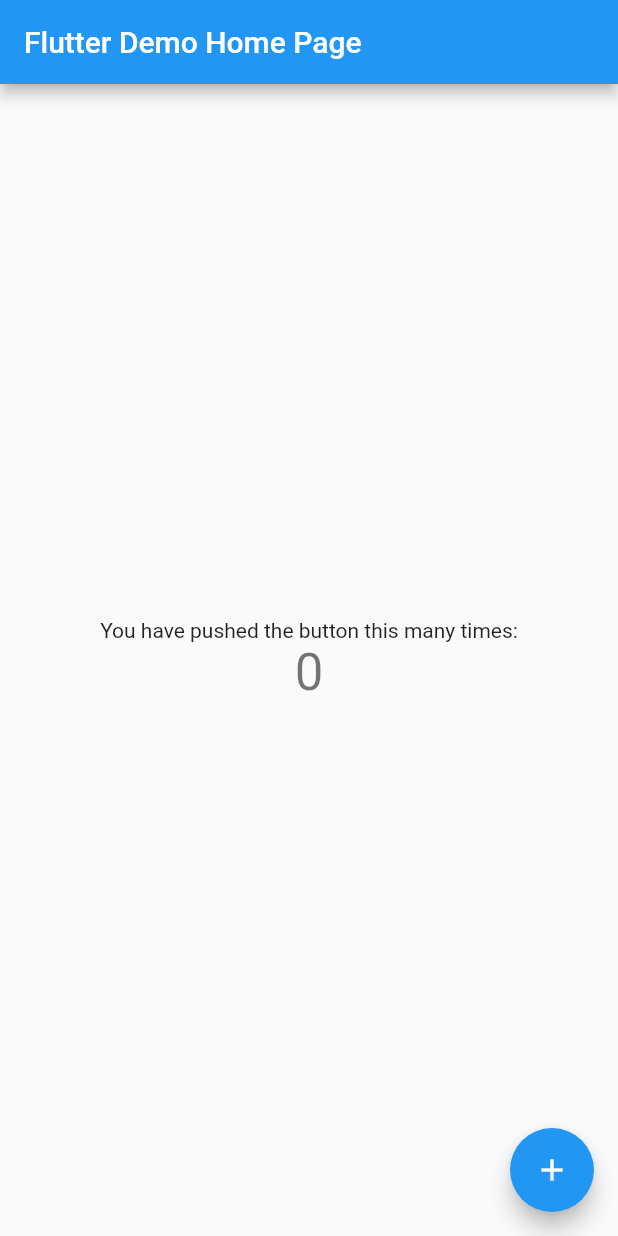
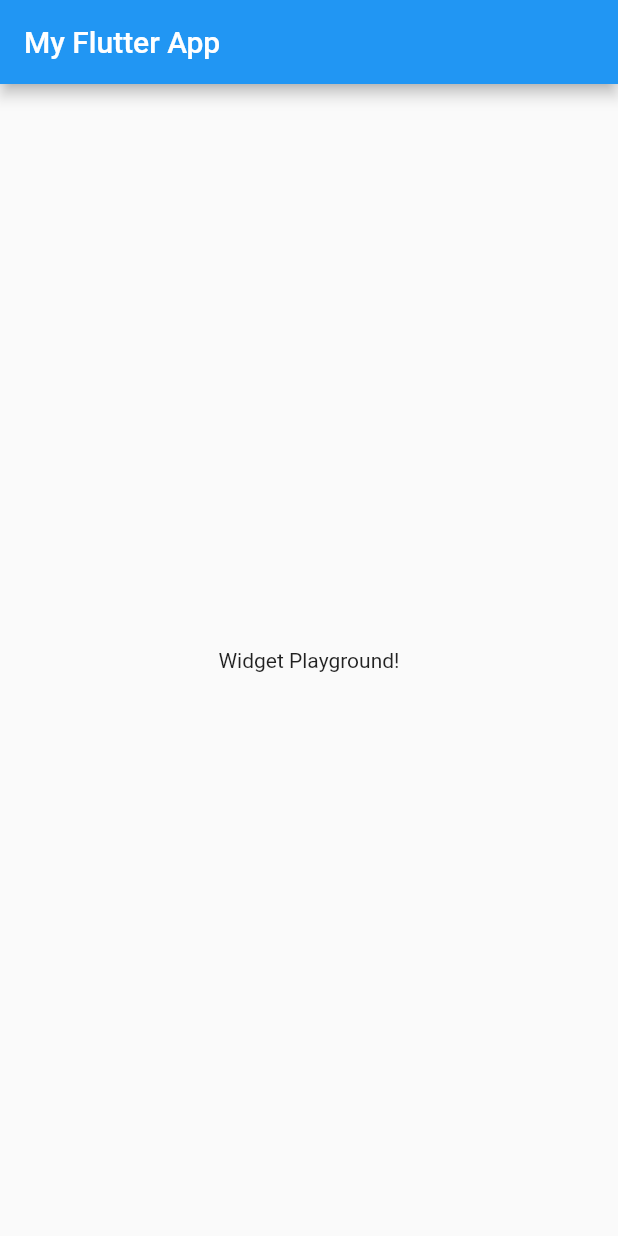
Before and after one commit to berenerchamion/expenses, a Flutter app: the screen it shows after launch, on a phone screen of 412 x 824 dp. Run offline on Flutter 3.47's test engine with Material 2 defaults, Android fonts, the phone set to English and light mode, and no system bars.

Commit message:
Basic app setup

```diff
--- a/lib/main.dart
+++ b/lib/main.dart
@@ -5,113 +5,25 @@ void main() {
 }
 
 class MyApp extends StatelessWidget {
-  // This widget is the root of your application.
   @override
   Widget build(BuildContext context) {
     return MaterialApp(
-      title: 'Flutter Demo',
-      theme: ThemeData(
-        // This is the theme of your application.
-        //
-        // Try running your application with "flutter run". You'll see the
-        // application has a blue toolbar. Then, without quitting the app, try
-        // changing the primarySwatch below to Colors.green and then invoke
-        // "hot reload" (press "r" in the console where you ran "flutter run",
-        // or simply save your changes to "hot reload" in a Flutter IDE).
-        // Notice that the counter didn't reset back to zero; the application
-        // is not restarted.
-        primarySwatch: Colors.blue,
-        // This makes the visual density adapt to the platform that you run
-        // the app on. For desktop platforms, the controls will be smaller and
-        // closer together (more dense) than on mobile platforms.
-        visualDensity: VisualDensity.adaptivePlatformDensity,
-      ),
-      home: MyHomePage(title: 'Flutter Demo Home Page'),
+      title: 'Flutter App',
+      home: MyHomePage(),
     );
   }
 }
 
-class MyHomePage extends StatefulWidget {
-  MyHomePage({Key key, this.title}) : super(key: key);
-
-  // This widget is the home page of your application. It is stateful, meaning
-  // that it has a State object (defined below) that contains fields that affect
-  // how it looks.
-
-  // This class is the configuration for the state. It holds the values (in this
-  // case the title) provided by the parent (in this case the App widget) and
-  // used by the build method of the State. Fields in a Widget subclass are
-  // always marked "final".
-
-  final String title;
-
-  @override
-  _MyHomePageState createState() => _MyHomePageState();
-}
-
-class _MyHomePageState extends State<MyHomePage> {
-  int _counter = 0;
-
-  void _incrementCounter() {
-    setState(() {
-      // This call to setState tells the Flutter framework that something has
-      // changed in this State, which causes it to rerun the build method below
-      // so that the display can reflect the updated values. If we changed
-      // _counter without calling setState(), then the build method would not be
-      // called again, and so nothing would appear to happen.
-      _counter++;
-    });
-  }
-
+class MyHomePage extends StatelessWidget {
   @override
   Widget build(BuildContext context) {
-    // This method is rerun every time setState is called, for instance as done
-    // by the _incrementCounter method above.
-    //
-    // The Flutter framework has been optimized to make rerunning build methods
-    // fast, so that you can just rebuild anything that needs updating rather
-    // than having to individually change instances of widgets.
     return Scaffold(
       appBar: AppBar(
-        // Here we take the value from the MyHomePage object that was created by
-        // the App.build method, and use it to set our appbar title.
-        title: Text(widget.title),
+        title: Text('My Flutter App'),
       ),
       body: Center(
-        // Center is a layout widget. It takes a single child and positions it
-        // in the middle of the parent.
-        child: Column(
-          // Column is also a layout widget. It takes a list of children and
-          // arranges them vertically. By default, it sizes itself to fit its
-          // children horizontally, and tries to be as tall as its parent.
-          //
-          // Invoke "debug painting" (press "p" in the console, choose the
-          // "Toggle Debug Paint" action from the Flutter Inspector in Android
-          // Studio, or the "Toggle Debug Paint" command in Visual Studio Code)
-          // to see the wireframe for each widget.
-          //
-          // Column has various properties to control how it sizes itself and
-          // how it positions its children. Here we use mainAxisAlignment to
-          // center the children vertically; the main axis here is the vertical
-          // axis because Columns are vertical (the cross axis would be
-          // horizontal).
-          mainAxisAlignment: MainAxisAlignment.center,
-          children: <Widget>[
-            Text(
-              'You have pushed the button this many times:',
-            ),
-            Text(
-              '$_counter',
-              style: Theme.of(context).textTheme.headline4,
-            ),
-          ],
-        ),
+        child: Text('Widget Playground!'),
       ),
-      floatingActionButton: FloatingActionButton(
-        onPressed: _incrementCounter,
-        tooltip: 'Increment',
-        child: Icon(Icons.add),
-      ), // This trailing comma makes auto-formatting nicer for build methods.
     );
   }
 }
```
Also changed, not shown: 2 other files.
